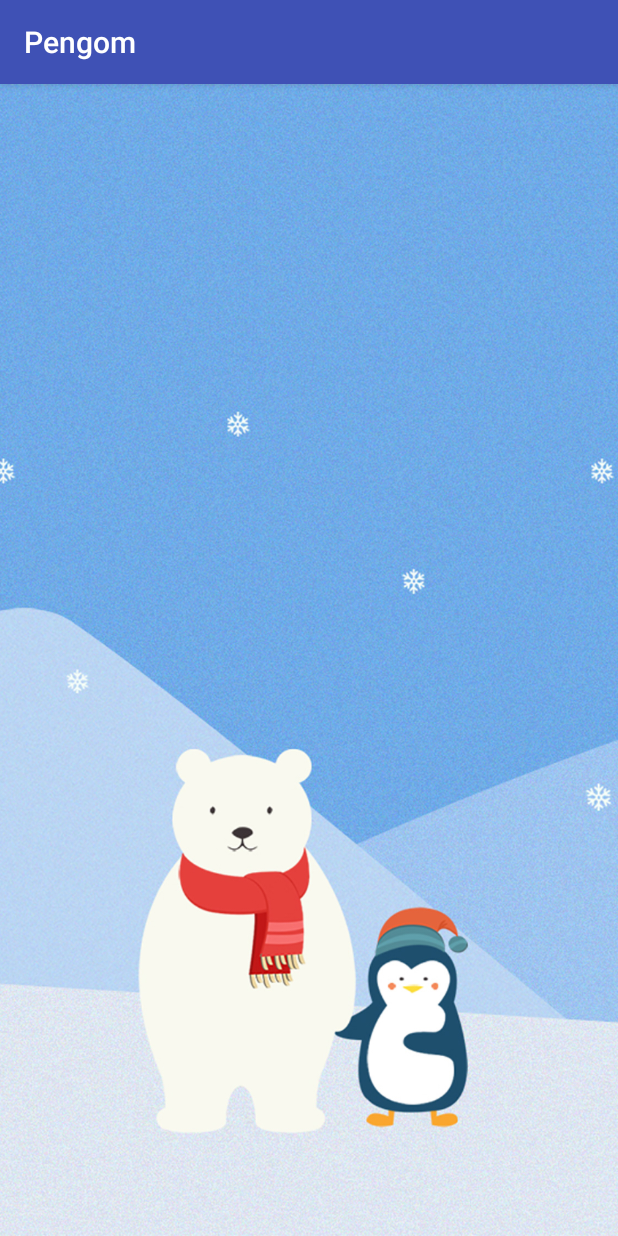
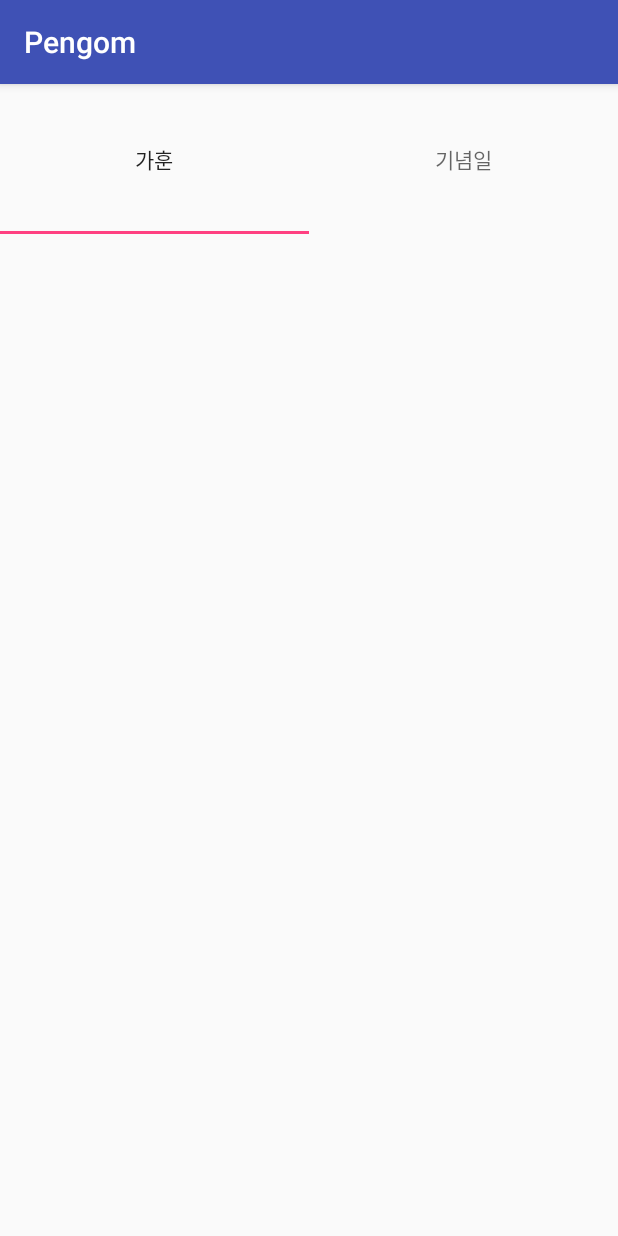
Before and after one commit to ahnminji/pengom, an Android app: the screen it shows after launch (MainActivity), on a phone screen of 412 x 824 dp. Run offline under Robolectric (Android 15) with nearby library versions, the light colour scheme and no system bars; libraries missing offline, so code that uses them is left out: com.married.got.

Commit message:
[Joanne][2018.04.18][ADD] add main viewpager

```diff
--- /dev/null
+++ b/app/src/main/java/com/married/got/just/we/ingom/penji/pengom/AnniversaryFragment().kt
@@ -0,0 +1,20 @@
+package com.married.got.just.we.ingom.penji.pengom
+
+
+import android.os.Bundle
+import android.support.v4.app.Fragment
+import android.view.LayoutInflater
+import android.view.View
+import android.view.ViewGroup
+
+open class AnniversaryFragment: Fragment() {
+
+
+    override fun onCreate(savedInstanceState: Bundle?) {
+        super.onCreate(savedInstanceState)
+    }
+
+    override fun onCreateView(inflater: LayoutInflater, container: ViewGroup?, savedInstanceState: Bundle?): View? {
+        return super.onCreateView(inflater, container, savedInstanceState)
+    }
+}
--- a/app/src/main/java/com/married/got/just/we/ingom/penji/pengom/MainActivity.kt
+++ b/app/src/main/java/com/married/got/just/we/ingom/penji/pengom/MainActivity.kt
@@ -1,12 +1,50 @@
 package com.married.got.just.we.ingom.penji.pengom
 
+import android.os.Bundle
+import android.support.v4.app.Fragment
+import android.support.v4.app.FragmentManager
+import android.support.v4.app.FragmentPagerAdapter
 import android.support.v7.app.AppCompatActivity
-import android.os.Bundle
+import kotlinx.android.synthetic.main.activity_main.*
 
 class MainActivity : AppCompatActivity() {
 
     override fun onCreate(savedInstanceState: Bundle?) {
         super.onCreate(savedInstanceState)
         setContentView(R.layout.activity_main)
+
+        val fragmentAdapter = MainPagerAdapter(supportFragmentManager)
+        view_pager_main.adapter = fragmentAdapter;
+
+        lyt_main_tab.setupWithViewPager(view_pager_main)
+
+    }
+
+    inner class MainPagerAdapter(fm: FragmentManager) : FragmentPagerAdapter(fm) {
+        internal var MAX_FRAGMENT_COUNT = 2;
+        private val mottoFragemnt = null
+        private val anniversaryFragment = null
+
+        override fun getItem(position: Int): Fragment {
+            return when (position) {
+                0 -> MottoFragment()
+                1 -> AnniversaryFragment()
+                else -> return throw IllegalArgumentException("there is no main fragment any more.")
+            }
+        }
+
+        override fun getCount(): Int {
+            return MAX_FRAGMENT_COUNT
+        }
+
+        override fun getPageTitle(position: Int): CharSequence {
+            return when(position) {
+                0 -> getString(R.string.motto)
+                1 -> getString(R.string.anniversary)
+                else -> {
+                    ""
+                }
+            }
+        }
     }
 }
--- /dev/null
+++ b/app/src/main/java/com/married/got/just/we/ingom/penji/pengom/MottoFragment.kt
@@ -0,0 +1,21 @@
+package com.married.got.just.we.ingom.penji.pengom
+
+
+import android.os.Bundle
+import android.support.v4.app.Fragment
+import android.view.LayoutInflater
+import android.view.View
+import android.view.ViewGroup
+
+open class MottoFragment: Fragment() {
+
+
+
+    override fun onCreate(savedInstanceState: Bundle?) {
+        super.onCreate(savedInstanceState)
+    }
+
+    override fun onCreateView(inflater: LayoutInflater, container: ViewGroup?, savedInstanceState: Bundle?): View? {
+        return super.onCreateView(inflater, container, savedInstanceState)
+    }
+}
--- a/app/src/main/res/layout/activity_main.xml
+++ b/app/src/main/res/layout/activity_main.xml
@@ -6,15 +6,22 @@
     android:layout_height="match_parent"
     tools:context="com.married.got.just.we.ingom.penji.pengom.MainActivity">
 
-    <ImageView
-        android:layout_width="wrap_content"
-        android:layout_height="wrap_content"
+    <android.support.design.widget.TabLayout
+        android:id="@+id/lyt_main_tab"
+        android:layout_width="0dp"
+        android:layout_height="100dp"
+        app:layout_constraintLeft_toLeftOf="parent"
+        app:layout_constraintRight_toRightOf="parent"
+        app:layout_constraintTop_toTopOf="parent"
+        />
+
+    <android.support.v4.view.ViewPager
+        android:id="@+id/view_pager_main"
+        android:layout_width="0dp"
+        android:layout_height="0dp"
         app:layout_constraintBottom_toBottomOf="parent"
         app:layout_constraintLeft_toLeftOf="parent"
         app:layout_constraintRight_toRightOf="parent"
-        app:layout_constraintTop_toTopOf="parent"
-        android:src="@drawable/bg_main"
-        android:scaleType="centerCrop"
+        app:layout_constraintTop_toBottomOf="@+id/lyt_main_tab"
         />
-
 </android.support.constraint.ConstraintLayout>
--- a/app/src/main/res/values/strings.xml
+++ b/app/src/main/res/values/strings.xml
@@ -1,3 +1,5 @@
 <resources>
     <string name="app_name">Pengom</string>
+    <string name="motto">가훈</string>
+    <string name="anniversary">기념일</string>
 </resources>
```
